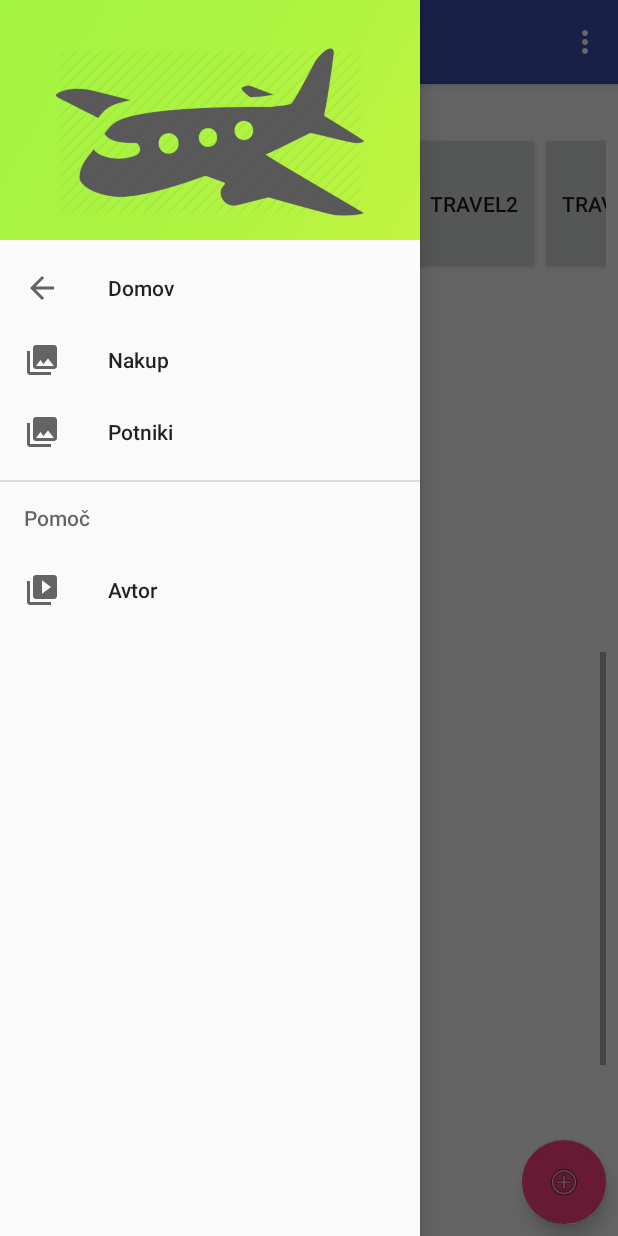
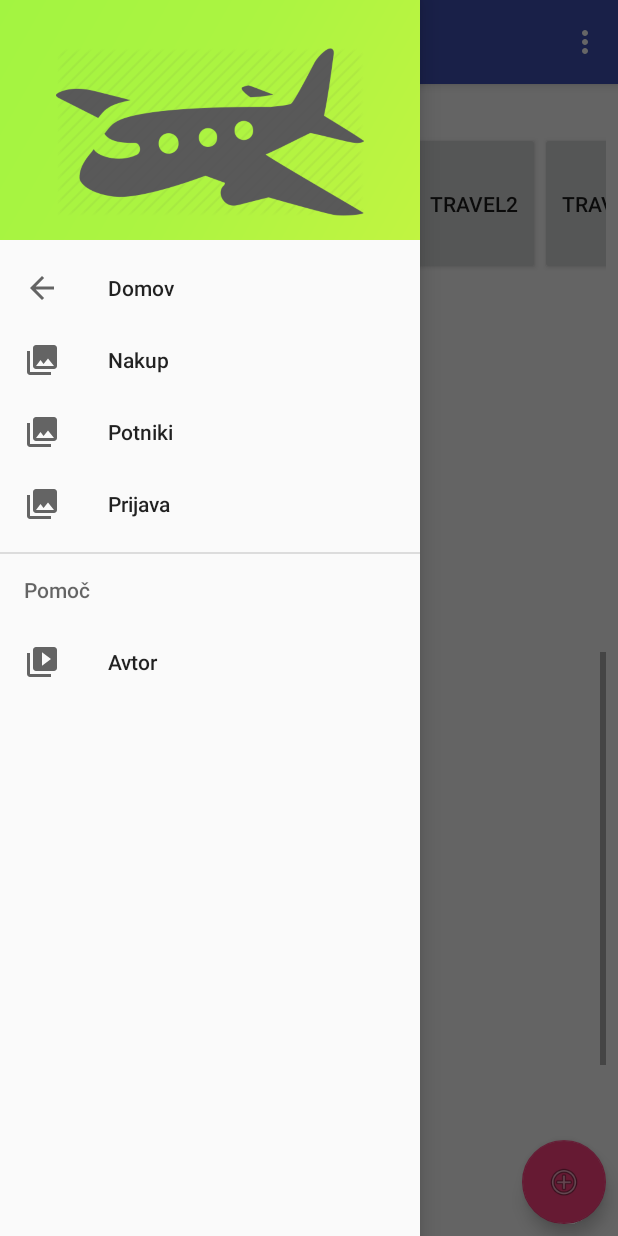
Before and after one commit to JernejHabjan/School, an Android app: the screen it shows after launch (MainActivity), with the side drawer open, on a phone screen of 412 x 824 dp. Run offline under Robolectric (Android 15) with nearby library versions, the phone set to English and light mode, and no system bars; libraries missing offline, so code that uses them is left out: si.roglan.

Commit message:
nc pretresliuga

```diff
--- a/app/src/main/res/menu/activity_main_drawer.xml
+++ b/app/src/main/res/menu/activity_main_drawer.xml
@@ -14,6 +14,10 @@
             android:id="@+id/nav_itm"
             android:icon="@drawable/ic_menu_gallery"
             android:title="Potniki" />
+        <item
+            android:id="@+id/nav_login"
+            android:icon="@drawable/ic_menu_gallery"
+            android:title="Prijava" />
     </group>
 
     <item android:title="@string/pomoc">
--- a/app/src/main/res/values/strings.xml
+++ b/app/src/main/res/values/strings.xml
@@ -120,10 +120,9 @@
     <string name="connections_fmt">Connections: %1$s</string>
     <string name="msg_contacts_failed">Get contacts failed.</string>
 
-    <!-- TODO(user): replace with your real server client ID -->
     <!-- Server Client ID.  This should be a valid Web OAuth 2.0 Client ID obtained
          from https://console.developers.google.com/ -->
-    <string name="server_client_id">YOUR_SERVER_CLIENT_ID</string>
+    <string name="server_client_id">609414775132-4sefcqub43u02m3sv5klcld7h72tccbq.apps.googleusercontent.com</string>
 
 
 </resources>
```
Also changed, not shown: app/src/main/java/si/roglan/EMP_Seminarska/SignInFragment.kt (+9 -12 lines).
